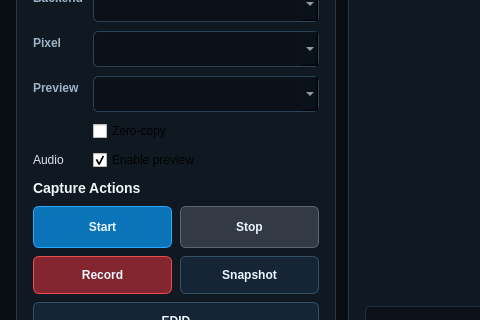
Above: apps/qt6_viewer/mainwindow.ui from MarquezLin/Gcapture_qt6_srcroot before the change; both pictures show x 0 to 480 and y 265 to 585 of the 1180 by 740 pixel window. Below: the same form after it.
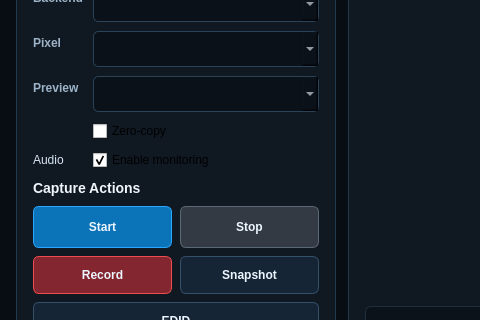
That is the form after the change. Icons and pictures are not drawn.

Commit message: Rename audio preview to audio monitoring

What changed in the file:
```diff
--- a/apps/qt6_viewer/mainwindow.ui
+++ b/apps/qt6_viewer/mainwindow.ui
@@ -442,7 +442,7 @@
               <string>Monitor the matching Windows audio capture endpoint through the default speaker.</string>
              </property>
              <property name="text">
-              <string>Enable preview</string>
+              <string>Enable monitoring</string>
              </property>
              <property name="checked">
               <bool>true</bool>
```
Left out of the diff: 4 changed lines with no effect on the pictures. The commit also changes 12 other files.
